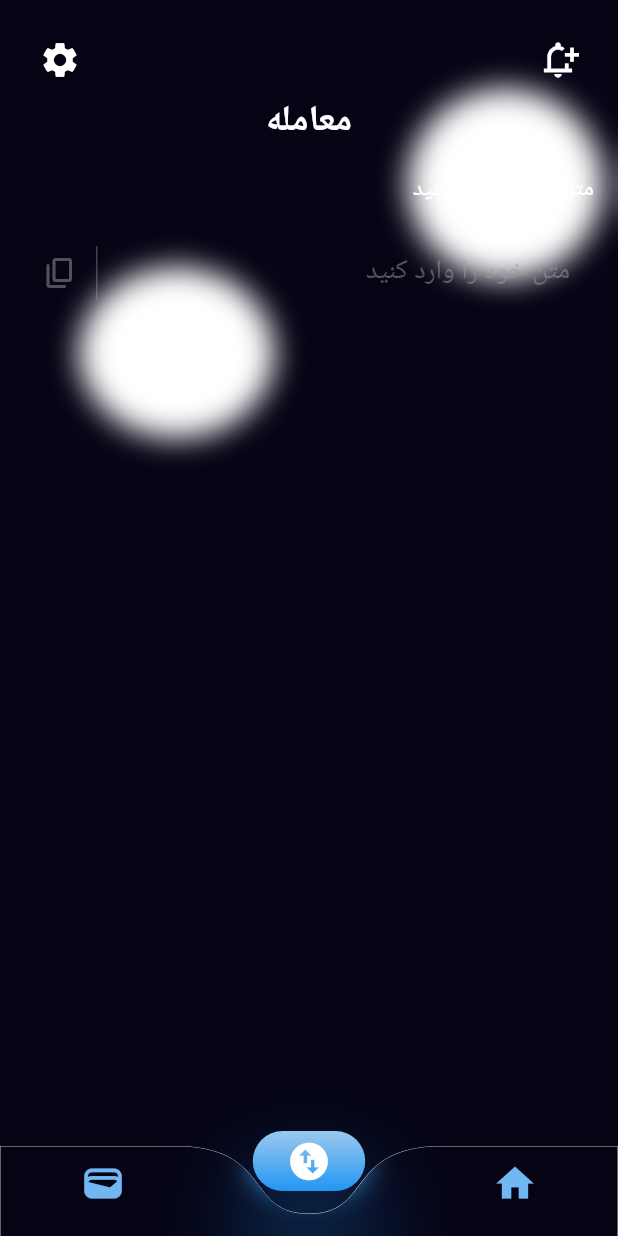
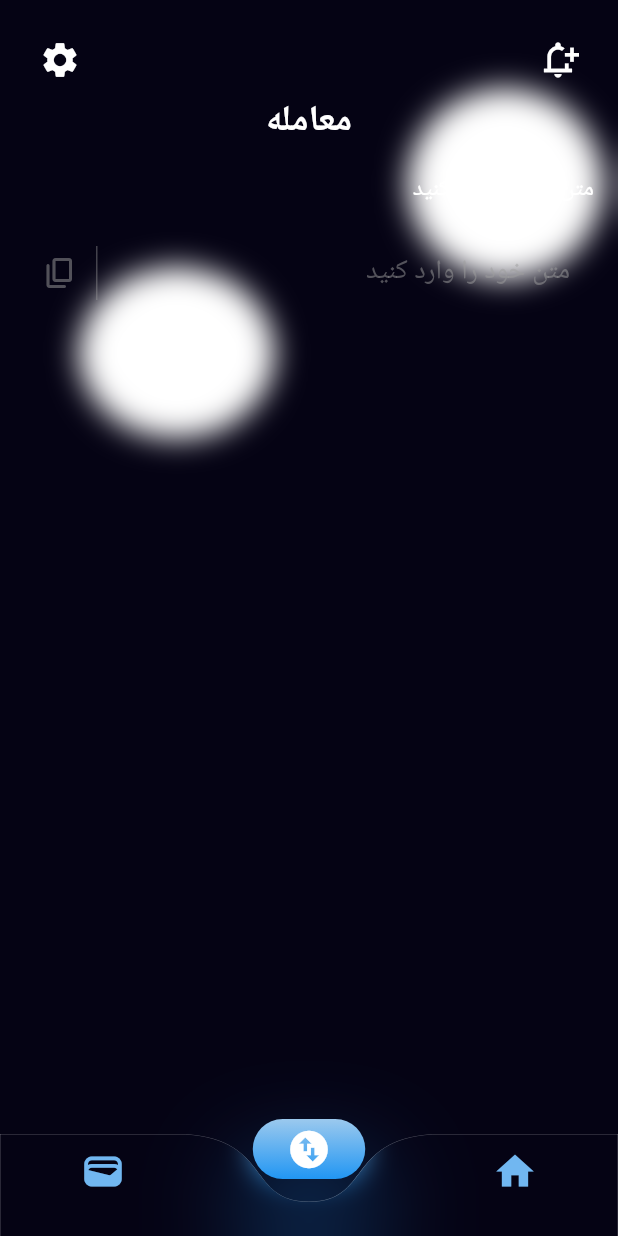
Before and after one commit to rezakkm/KifPoolTest, a Flutter app: the screen it shows after launch, item 2 of the bottom bar chosen, on a phone screen of 412 x 824 dp. Run offline on Flutter 3.47's test engine with Material 3 defaults, Android fonts, the phone set to English and light mode, and no system bars; our stand-ins replace dartz, dio, flutter_hooks, go_router, hooks_riverpod, retrofit and 2 more; missing offline and left inert: glassy; generated files the repository leaves out were written again; network calls fail.

Commit message:
fix: clean code

```diff
--- a/lib/features/main/presentation/pages/main/main_nav_bar_widget.dart
+++ b/lib/features/main/presentation/pages/main/main_nav_bar_widget.dart
@@ -22,7 +22,7 @@ class CurvedNavigationBar extends StatefulWidget {
   final double? maxWidth;
 
   CurvedNavigationBar({
-    Key? key,
+    super.key,
     required this.items,
     this.index = 0,
     this.color = Colors.white,
@@ -38,8 +38,7 @@ class CurvedNavigationBar extends StatefulWidget {
         assert(items.isNotEmpty),
         assert(0 <= index && index < items.length),
         assert(0 <= height && height <= 75.0),
-        assert(maxWidth == null || 0 <= maxWidth),
-        super(key: key);
+        assert(maxWidth == null || 0 <= maxWidth);
 
   @override
   CurvedNavigationBarState createState() => CurvedNavigationBarState();
--- a/lib/features/main/presentation/pages/main/main_page.dart
+++ b/lib/features/main/presentation/pages/main/main_page.dart
@@ -37,6 +37,7 @@ class MainPage extends HookConsumerWidget {
 
     // init state
     useEffect(() {
+      // create route on navbar changes
       Future.delayed(Duration.zero, () {
         initMethod(ref, selectedIndex);
       });
@@ -60,6 +61,23 @@ class MainPage extends HookConsumerWidget {
       });
       return null;
     }, []);
+    var items = <Widget>[
+      Icon(
+        Icons.home,
+        size: 30,
+        color: iconColor(selectedIndex.value == 0),
+      ),
+      Icon(
+        Icons.swap_vertical_circle_sharp,
+        size: 30,
+        color: iconColor(selectedIndex.value == 1),
+      ),
+      Icon(
+        Icons.wallet,
+        size: 30,
+        color: iconColor(selectedIndex.value == 2),
+      ),
+    ];
     return SafeArea(
         child: Scaffold(
       backgroundColor: const Color.fromARGB(255, 1, 18, 32),
@@ -139,27 +157,11 @@ class MainPage extends HookConsumerWidget {
                   alignment: Alignment.bottomCenter,
                   child: CurvedNavigationBar(
                     index: selectedIndex.value,
-                    height: 60,
+                    height: 68,
                     backgroundColor: Colors.transparent,
                     color: Colors.transparent,
                     buttonBackgroundColor: Colors.blue,
-                    items: <Widget>[
-                      Icon(
-                        Icons.home,
-                        size: 30,
-                        color: iconColor(selectedIndex.value == 0),
-                      ),
-                      Icon(
-                        Icons.swap_vertical_circle_sharp,
-                        size: 30,
-                        color: iconColor(selectedIndex.value == 1),
-                      ),
-                      Icon(
-                        Icons.wallet,
-                        size: 30,
-                        color: iconColor(selectedIndex.value == 2),
-                      ),
-                    ],
+                    items: items,
                     onTap: (index) {
                       selectedIndex.value = index;
                       tabBarController.animateTo(index);
@@ -167,25 +169,6 @@ class MainPage extends HookConsumerWidget {
                   )),
             ],
           )),
-
-      //  GlassBottomBar(
-      //   items: [
-      //     GlassBottomBarItem(
-      //       icon: const Icon(Icons.home),
-      //       title: const GlassText("Home"),
-      //     ),
-      //     GlassBottomBarItem(
-      //       icon: const Icon(Icons.search),
-      //       title: const GlassText("Search"),
-      //     ),
-      //     GlassBottomBarItem(
-      //       icon: const Icon(Icons.settings),
-      //       title: const GlassText("Settings"),
-      //     ),
-      //   ],
-      //   onTap: (i) {},
-      //   currentIndex: 1,
-      // ),
     ));
   }
 
--- a/lib/features/nav_bar/src/nav_button.dart
+++ b/lib/features/nav_bar/src/nav_button.dart
@@ -28,7 +28,7 @@ class NavButton extends StatelessWidget {
         onTap: () {
           onTap(index);
         },
-        child: Container(
+        child: SizedBox(
             height: 75.0,
             child: Transform.translate(
               offset: Offset(
--- a/lib/features/nav_bar/src/nav_custom_painter.dart
+++ b/lib/features/nav_bar/src/nav_custom_painter.dart
@@ -44,17 +44,14 @@ class NavCustomPainter extends CustomPainter {
       ..lineTo(0, size.height)
       ..close();
     canvas.drawPath(path, paint);
-    // Paint برای بوردر سفید
     final borderPaint = Paint()
-      ..color = Colors.white // رنگ سفید برای بوردر
-      ..style = PaintingStyle.stroke // حالت stroke برای بوردر
-      ..strokeWidth = 0.5; // ضخامت بوردر
+      ..color = Colors.white
+      ..style = PaintingStyle.stroke
+      ..strokeWidth = 0.2;
 
-    // رسم مسیر برای بوردر
     canvas.drawPath(path, borderPaint);
   }
 
-  // متد جدید برای ایجاد path انحنا
   Path getClipPath(Size size) {
     final path = Path()
       ..moveTo(0, 0)
```
